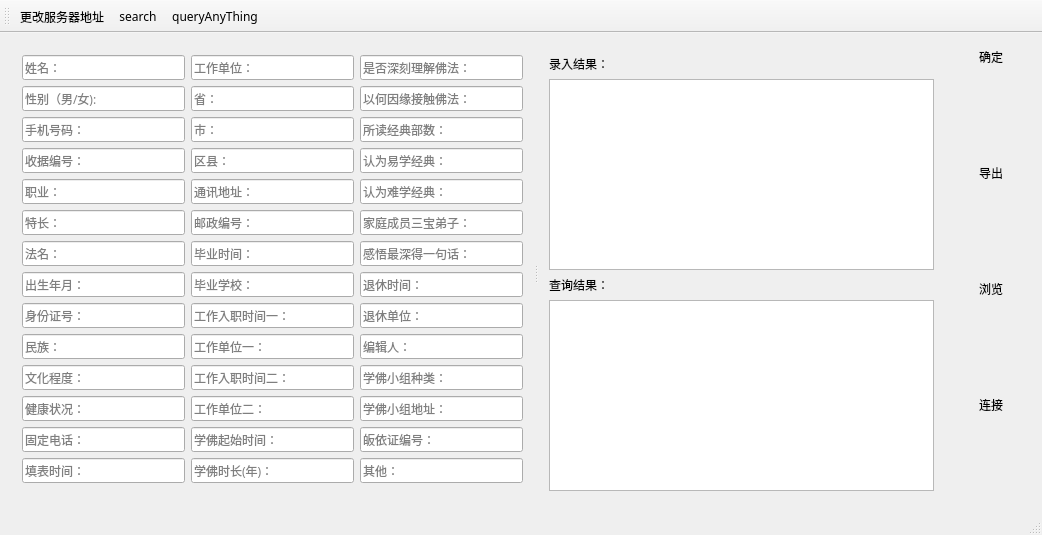
This is connect.ui in crouse/connect as Qt 5 draws it before an edit. The edited form follows.
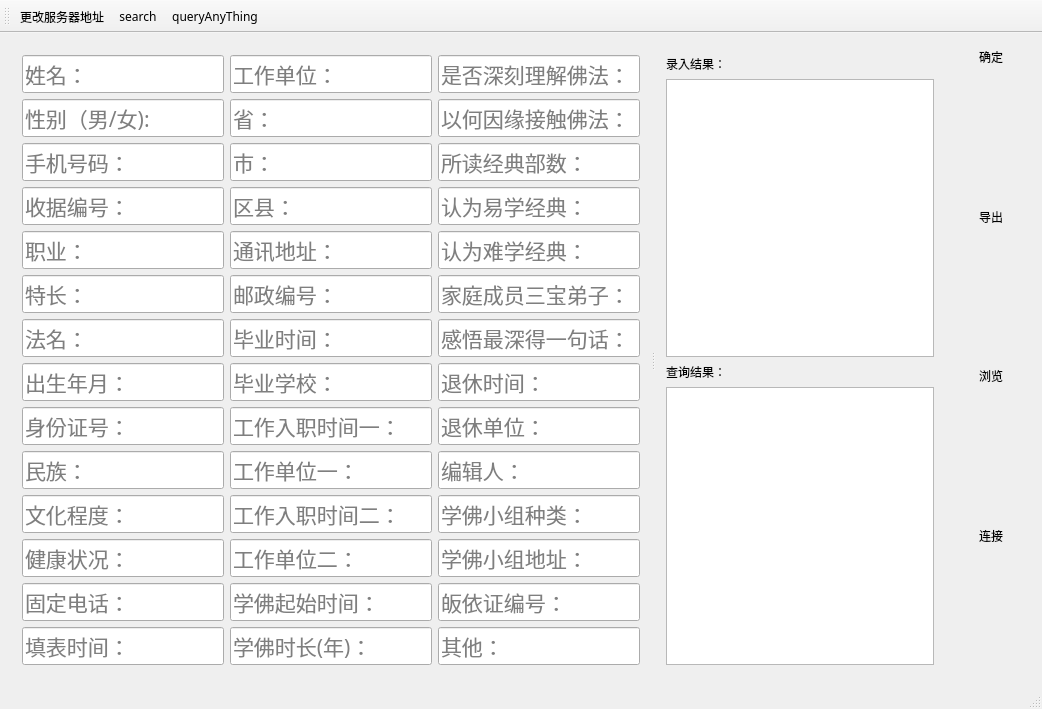
This is the edited form. Icons and pictures are not drawn.

Commit message: set font size 16

Diff of the .ui file:
```diff
--- a/connect.ui
+++ b/connect.ui
@@ -45,6 +45,17 @@
          <layout class="QVBoxLayout" name="verticalLayout">
           <item>
            <widget class="QLineEdit" name="lineEditName">
+            <property name="sizePolicy">
+             <sizepolicy hsizetype="Expanding" vsizetype="Expanding">
+              <horstretch>0</horstretch>
+              <verstretch>0</verstretch>
+             </sizepolicy>
+            </property>
+            <property name="font">
+             <font>
+              <pointsize>16</pointsize>
+             </font>
+            </property>
             <property name="focusPolicy">
              <enum>Qt::StrongFocus</enum>
             </property>
@@ -57,6 +68,9 @@
             <property name="whatsThis">
              <string/>
             </property>
+            <property name="autoFillBackground">
+             <bool>false</bool>
+            </property>
             <property name="styleSheet">
              <string notr="true"/>
             </property>
@@ -67,6 +81,17 @@
           </item>
           <item>
            <widget class="QLineEdit" name="lineEditGender">
+            <property name="sizePolicy">
+             <sizepolicy hsizetype="Expanding" vsizetype="Expanding">
+              <horstretch>0</horstretch>
+              <verstretch>0</verstretch>
+             </sizepolicy>
+            </property>
+            <property name="font">
+             <font>
+              <pointsize>16</pointsize>
+             </font>
+            </property>
             <property name="toolTip">
              <string>&lt;html&gt;&lt;head/&gt;&lt;body&gt;&lt;p&gt;性别&lt;/p&gt;&lt;/body&gt;&lt;/html&gt;</string>
             </property>
@@ -80,6 +105,17 @@
           </item>
           <item>
            <widget class="QLineEdit" name="lineEditPhoneNum">
+            <property name="sizePolicy">
+             <sizepolicy hsizetype="Expanding" vsizetype="Expanding">
+              <horstretch>0</horstretch>
+              <verstretch>0</verstretch>
+             </sizepolicy>
+            </property>
+            <property name="font">
+             <font>
+              <pointsize>16</pointsize>
+             </font>
+            </property>
             <property name="toolTip">
              <string>&lt;html&gt;&lt;head/&gt;&lt;body&gt;&lt;p&gt;手机号码&lt;/p&gt;&lt;/body&gt;&lt;/html&gt;</string>
             </property>
@@ -102,6 +138,17 @@
           </item>
           <item>
            <widget class="QLineEdit" name="lineEditReceipt">
+            <property name="sizePolicy">
+             <sizepolicy hsizetype="Expanding" vsizetype="Expanding">
+              <horstretch>0</horstretch>
+              <verstretch>0</verstretch>
+             </sizepolicy>
+            </property>
+            <property name="font">
+             <font>
+              <pointsize>16</pointsize>
+             </font>
+            </property>
             <property name="toolTip">
              <string>&lt;html&gt;&lt;head/&gt;&lt;body&gt;&lt;p&gt;收据编号，这个是唯一值，如果输入的收据编号在数据库中存在，当收据编号输入完后，则会自动补全数据库中的数据到所有输入框&lt;/p&gt;&lt;/body&gt;&lt;/html&gt;</string>
             </property>
@@ -115,6 +162,17 @@
           </item>
           <item>
            <widget class="QLineEdit" name="lineEditJob">
+            <property name="sizePolicy">
+             <sizepolicy hsizetype="Expanding" vsizetype="Expanding">
+              <horstretch>0</horstretch>
+              <verstretch>0</verstretch>
+             </sizepolicy>
+            </property>
+            <property name="font">
+             <font>
+              <pointsize>16</pointsize>
+             </font>
+            </property>
             <property name="toolTip">
              <string>&lt;html&gt;&lt;head/&gt;&lt;body&gt;&lt;p&gt;职业&lt;/p&gt;&lt;/body&gt;&lt;/html&gt;</string>
             </property>
@@ -128,6 +186,17 @@
           </item>
           <item>
            <widget class="QLineEdit" name="lineEditHobby">
+            <property name="sizePolicy">
+             <sizepolicy hsizetype="Expanding" vsizetype="Expanding">
+              <horstretch>0</horstretch>
+              <verstretch>0</verstretch>
+             </sizepolicy>
+            </property>
+            <property name="font">
+             <font>
+              <pointsize>16</pointsize>
+             </font>
+            </property>
             <property name="toolTip">
              <string>&lt;html&gt;&lt;head/&gt;&lt;body&gt;&lt;p&gt;特长&lt;/p&gt;&lt;/body&gt;&lt;/html&gt;</string>
             </property>
@@ -141,6 +210,17 @@
           </item>
           <item>
            <widget class="QLineEdit" name="lineEditFName">
+            <property name="sizePolicy">
+             <sizepolicy hsizetype="Expanding" vsizetype="Expanding">
+              <horstretch>0</horstretch>
+              <verstretch>0</verstretch>
+             </sizepolicy>
+            </property>
+            <property name="font">
+             <font>
+              <pointsize>16</pointsize>
+             </font>
+            </property>
             <property name="toolTip">
              <string>&lt;html&gt;&lt;head/&gt;&lt;body&gt;&lt;p&gt;法名&lt;/p&gt;&lt;/body&gt;&lt;/html&gt;</string>
             </property>
@@ -154,6 +234,17 @@
           </item>
           <item>
            <widget class="QLineEdit" name="lineEditBirthday">
+            <property name="sizePolicy">
+             <sizepolicy hsizetype="Expanding" vsizetype="Expanding">
+              <horstretch>0</horstretch>
+              <verstretch>0</verstretch>
+             </sizepolicy>
+            </property>
+            <property name="font">
+             <font>
+              <pointsize>16</pointsize>
+             </font>
+            </property>
             <property name="toolTip">
              <string>&lt;html&gt;&lt;head/&gt;&lt;body&gt;&lt;p&gt;出生年月，如1987.01.01&lt;/p&gt;&lt;/body&gt;&lt;/html&gt;</string>
             </property>
@@ -167,6 +258,17 @@
           </item>
           <item>
            <widget class="QLineEdit" name="lineEditID">
+            <property name="sizePolicy">
+             <sizepolicy hsizetype="Expanding" vsizetype="Expanding">
+              <horstretch>0</horstretch>
+              <verstretch>0</verstretch>
+             </sizepolicy>
+            </property>
+            <property name="font">
+             <font>
+              <pointsize>16</pointsize>
+             </font>
+            </property>
             <property name="toolTip">
              <string>&lt;html&gt;&lt;head/&gt;&lt;body&gt;&lt;p&gt;身份证号码&lt;/p&gt;&lt;/body&gt;&lt;/html&gt;</string>
             </property>
@@ -183,6 +285,17 @@
           </item>
           <item>
            <widget class="QLineEdit" name="lineEditRace">
+            <property name="sizePolicy">
+             <sizepolicy hsizetype="Expanding" vsizetype="Expanding">
+              <horstretch>0</horstretch>
+              <verstretch>0</verstretch>
+             </sizepolicy>
+            </property>
+            <property name="font">
+             <font>
+              <pointsize>16</pointsize>
+             </font>
+            </property>
             <property name="toolTip">
              <string>&lt;html&gt;&lt;head/&gt;&lt;body&gt;&lt;p&gt;民族&lt;/p&gt;&lt;/body&gt;&lt;/html&gt;</string>
             </property>
@@ -196,6 +309,17 @@
           </item>
           <item>
            <widget class="QLineEdit" name="lineEditDegree">
+            <property name="sizePolicy">
+             <sizepolicy hsizetype="Expanding" vsizetype="Expanding">
+              <horstretch>0</horstretch>
+              <verstretch>0</verstretch>
+             </sizepolicy>
+            </property>
+            <property name="font">
+             <font>
+              <pointsize>16</pointsize>
+             </font>
+            </property>
             <property name="toolTip">
              <string>&lt;html&gt;&lt;head/&gt;&lt;body&gt;&lt;p&gt;文化程度，如本科、专科、硕士、博士&lt;/p&gt;&lt;/body&gt;&lt;/html&gt;</string>
             </property>
@@ -209,6 +333,17 @@
           </item>
           <item>
            <widget class="QLineEdit" name="lineEditHealth">
+            <property name="sizePolicy">
+             <sizepolicy hsizetype="Expanding" vsizetype="Expanding">
+              <horstretch>0</horstretch>
+              <verstretch>0</verstretch>
+             </sizepolicy>
+            </property>
+            <property name="font">
+             <font>
+              <pointsize>16</pointsize>
+             </font>
+            </property>
             <property name="toolTip">
              <string>&lt;html&gt;&lt;head/&gt;&lt;body&gt;&lt;p&gt;健康情况，如良好、疾病、重病等&lt;/p&gt;&lt;/body&gt;&lt;/html&gt;</string>
             </property>
@@ -222,6 +357,17 @@
           </item>
           <item>
            <widget class="QLineEdit" name="lineEditTelephoneNum">
+            <property name="sizePolicy">
+             <sizepolicy hsizetype="Expanding" vsizetype="Expanding">
+              <horstretch>0</horstretch>
+              <verstretch>0</verstretch>
+             </sizepolicy>
+            </property>
+            <property name="font">
+             <font>
+              <pointsize>16</pointsize>
+             </font>
+            </property>
             <property name="toolTip">
              <string>&lt;html&gt;&lt;head/&gt;&lt;body&gt;&lt;p&gt;固定电话，包含区号&lt;/p&gt;&lt;/body&gt;&lt;/html&gt;</string>
             </property>
@@ -235,6 +381,17 @@
           </item>
           <item>
            <widget class="QLineEdit" name="lineEditTime">
+            <property name="sizePolicy">
+             <sizepolicy hsizetype="Expanding" vsizetype="Expanding">
+              <horstretch>0</horstretch>
+              <verstretch>0</verstretch>
+             </sizepolicy>
+            </property>
+            <property name="font">
+             <font>
+              <pointsize>16</pointsize>
+             </font>
+            </property>
             <property name="toolTip">
              <string>&lt;html&gt;&lt;head/&gt;&lt;body&gt;&lt;p&gt;填表时间，如：2014.12.01&lt;/p&gt;&lt;/body&gt;&lt;/html&gt;</string>
             </property>
@@ -252,6 +409,17 @@
          <layout class="QVBoxLayout" name="verticalLayout_2">
           <item>
            <widget class="QLineEdit" name="lineEditWorkPlace">
+            <property name="sizePolicy">
+             <sizepolicy hsizetype="Expanding" vsizetype="Expanding">
+              <horstretch>0</horstretch>
+              <verstretch>0</verstretch>
+             </sizepolicy>
+            </property>
+            <property name="font">
+             <font>
+              <pointsize>16</pointsize>
+             </font>
+            </property>
             <property name="toolTip">
              <string>&lt;html&gt;&lt;head/&gt;&lt;body&gt;&lt;p&gt;工作单位&lt;/p&gt;&lt;/body&gt;&lt;/html&gt;</string>
             </property>
@@ -265,6 +433,17 @@
           </item>
           <item>
            <widget class="QLineEdit" name="lineEditProvince">
+            <property name="sizePolicy">
+             <sizepolicy hsizetype="Expanding" vsizetype="Expanding">
+              <horstretch>0</horstretch>
+              <verstretch>0</verstretch>
+             </sizepolicy>
+            </property>
+            <property name="font">
+             <font>
+              <pointsize>16</pointsize>
+             </font>
+            </property>
             <property name="toolTip">
              <string>&lt;html&gt;&lt;head/&gt;&lt;body&gt;&lt;p&gt;省份&lt;/p&gt;&lt;/body&gt;&lt;/html&gt;</string>
             </property>
@@ -278,6 +457,17 @@
           </item>
           <item>
            <widget class="QLineEdit" name="lineEditCity">
+            <property name="sizePolicy">
+             <sizepolicy hsizetype="Expanding" vsizetype="Expanding">
+              <horstretch>0</horstretch>
+              <verstretch>0</verstretch>
+             </sizepolicy>
+            </property>
+            <property name="font">
+             <font>
+              <pointsize>16</pointsize>
+             </font>
+            </property>
             <property name="toolTip">
              <string>&lt;html&gt;&lt;head/&gt;&lt;body&gt;&lt;p&gt;市&lt;/p&gt;&lt;/body&gt;&lt;/html&gt;</string>
             </property>
@@ -291,6 +481,17 @@
           </item>
           <item>
            <widget class="QLineEdit" name="lineEditDistrict">
+            <property name="sizePolicy">
+             <sizepolicy hsizetype="Expanding" vsizetype="Expanding">
+              <horstretch>0</horstretch>
+              <verstretch>0</verstretch>
+             </sizepolicy>
+            </property>
+            <property name="font">
+             <font>
+              <pointsize>16</pointsize>
+             </font>
+            </property>
             <property name="toolTip">
              <string>&lt;html&gt;&lt;head/&gt;&lt;body&gt;&lt;p&gt;区县&lt;/p&gt;&lt;/body&gt;&lt;/html&gt;</string>
             </property>
@@ -304,6 +505,17 @@
           </item>
           <item>
            <widget class="QLineEdit" name="lineEditAddress">
+            <property name="sizePolicy">
+             <sizepolicy hsizetype="Expanding" vsizetype="Expanding">
+              <horstretch>0</horstretch>
+              <verstretch>0</verstretch>
+             </sizepolicy>
+            </property>
+            <property name="font">
+             <font>
+              <pointsize>16</pointsize>
+             </font>
+            </property>
             <property name="toolTip">
              <string>&lt;html&gt;&lt;head/&gt;&lt;body&gt;&lt;p&gt;乡镇街道的通讯地址&lt;/p&gt;&lt;/body&gt;&lt;/html&gt;</string>
             </property>
@@ -317,6 +529,17 @@
           </item>
           <item>
            <widget class="QLineEdit" name="lineEditPostcode">
+            <property name="sizePolicy">
+             <sizepolicy hsizetype="Expanding" vsizetype="Expanding">
+              <horstretch>0</horstretch>
+              <verstretch>0</verstretch>
+             </sizepolicy>
+            </property>
+            <property name="font">
+             <font>
+              <pointsize>16</pointsize>
+             </font>
+            </property>
             <property name="toolTip">
              <string>&lt;html&gt;&lt;head/&gt;&lt;body&gt;&lt;p&gt;邮政编号&lt;/p&gt;&lt;/body&gt;&lt;/html&gt;</string>
             </property>
@@ -330,6 +553,17 @@
           </item>
           <item>
            <widget class="QLineEdit" name="lineEditGraduateTime">
+            <property name="sizePolicy">
+             <sizepolicy hsizetype="Expanding" vsizetype="Expanding">
+              <horstretch>0</horstretch>
+              <verstretch>0</verstretch>
+             </sizepolicy>
+            </property>
+            <property name="font">
+             <font>
+              <pointsize>16</pointsize>
+             </font>
+            </property>
             <property name="toolTip">
              <string>&lt;html&gt;&lt;head/&gt;&lt;body&gt;&lt;p&gt;毕业时间，一般填写最后一次毕业的时间&lt;/p&gt;&lt;/body&gt;&lt;/html&gt;</string>
             </property>
@@ -343,6 +577,17 @@
           </item>
           <item>
            <widget class="QLineEdit" name="lineEditGraduateSchool">
+            <property name="sizePolicy">
+             <sizepolicy hsizetype="Expanding" vsizetype="Expanding">
+              <horstretch>0</horstretch>
+              <verstretch>0</verstretch>
+             </sizepolicy>
+            </property>
+            <property name="font">
+             <font>
+              <pointsize>16</pointsize>
+             </font>
+            </property>
             <property name="toolTip">
              <string>&lt;html&gt;&lt;head/&gt;&lt;body&gt;&lt;p&gt;毕业于哪所学校&lt;/p&gt;&lt;/body&gt;&lt;/html&gt;</string>
             </property>
@@ -356,6 +601,17 @@
           </item>
           <item>
            <widget class="QLineEdit" name="lineEditFirstJobDate">
+            <property name="sizePolicy">
+             <sizepolicy hsizetype="Expanding" vsizetype="Expanding">
+              <horstretch>0</horstretch>
+              <verstretch>0</verstretch>
+             </sizepolicy>
+            </property>
+            <property name="font">
+             <font>
+              <pointsize>16</pointsize>
+             </font>
+            </property>
             <property name="toolTip">
              <string>&lt;html&gt;&lt;head/&gt;&lt;body&gt;&lt;p&gt;第一次入职时间&lt;/p&gt;&lt;/body&gt;&lt;/html&gt;</string>
             </property>
@@ -369,6 +625,17 @@
           </item>
           <item>
            <widget class="QLineEdit" name="lineEditFirstJobWorkspace">
+            <property name="sizePolicy">
+             <sizepolicy hsizetype="Expanding" vsizetype="Expanding">
+              <horstretch>0</horstretch>
+              <verstretch>0</verstretch>
+             </sizepolicy>
+            </property>
+            <property name="font">
+             <font>
+              <pointsize>16</pointsize>
+             </font>
+            </property>
             <property name="toolTip">
              <string>&lt;html&gt;&lt;head/&gt;&lt;body&gt;&lt;p&gt;第一次入职单位&lt;/p&gt;&lt;/body&gt;&lt;/html&gt;</string>
             </property>
@@ -382,6 +649,17 @@
           </item>
           <item>
            <widget class="QLineEdit" name="lineEditSecondJobDate">
+            <property name="sizePolicy">
+             <sizepolicy hsizetype="Expanding" vsizetype="Expanding">
+              <horstretch>0</horstretch>
+              <verstretch>0</verstretch>
+             </sizepolicy>
+            </property>
+            <property name="font">
+             <font>
+              <pointsize>16</pointsize>
+             </font>
+            </property>
             <property name="toolTip">
              <string>&lt;html&gt;&lt;head/&gt;&lt;body&gt;&lt;p&gt;第二次入职时间&lt;/p&gt;&lt;/body&gt;&lt;/html&gt;</string>
             </property>
@@ -395,6 +673,17 @@
           </item>
           <item>
            <widget class="QLineEdit" name="lineEditSecondJobWorkspace">
+            <property name="sizePolicy">
+             <sizepolicy hsizetype="Expanding" vsizetype="Expanding">
+              <horstretch>0</horstretch>
+              <verstretch>0</verstretch>
+             </sizepolicy>
+            </property>
+            <property name="font">
+             <font>
+              <pointsize>16</pointsize>
+             </font>
+            </property>
             <property name="toolTip">
              <string>&lt;html&gt;&lt;head/&gt;&lt;body&gt;&lt;p&gt;第二次入职单位&lt;/p&gt;&lt;/body&gt;&lt;/html&gt;</string>
             </property>
@@ -408,6 +697,17 @@
           </item>
           <item>
            <widget class="QLineEdit" name="lineEditLearnBuddhismDate">
+            <property name="sizePolicy">
+             <sizepolicy hsizetype="Expanding" vsizetype="Expanding">
+              <horstretch>0</horstretch>
+              <verstretch>0</verstretch>
+             </sizepolicy>
+            </property>
+            <property name="font">
+             <font>
+              <pointsize>16</pointsize>
+             </font>
+            </property>
             <property name="toolTip">
              <string>&lt;html&gt;&lt;head/&gt;&lt;body&gt;&lt;p&gt;学佛起始时间，如2000.10.01，或者2000.10 或者2000&lt;/p&gt;&lt;/body&gt;&lt;/html&gt;</string>
             </property>
@@ -424,6 +724,17 @@
           </item>
           <item>
            <widget class="QLineEdit" name="lineEditYearsOfLearningBuddhism">
+            <property name="sizePolicy">
+             <sizepolicy hsizetype="Expanding" vsizetype="Expanding">
+              <horstretch>0</horstretch>
+              <verstretch>0</verstretch>
+             </sizepolicy>
+            </property>
+            <property name="font">
+             <font>
+              <pointsize>16</pointsize>
+             </font>
+            </property>
             <property name="toolTip">
              <string>&lt;html&gt;&lt;head/&gt;&lt;body&gt;&lt;p&gt;学佛时长（年）请输入阿拉伯数字如：3&lt;/p&gt;&lt;/body&gt;&lt;/html&gt;</string>
             </property>
@@ -441,6 +752,17 @@
          <layout class="QVBoxLayout" name="verticalLayout_3">
           <item>
            <widget class="QLineEdit" name="lineEditBuddhismLevel">
+            <property name="sizePolicy">
+             <sizepolicy hsizetype="Expanding" vsizetype="Expanding">
+              <horstretch>0</horstretch>
+              <verstretch>0</verstretch>
+             </sizepolicy>
+            </property>
+            <property name="font">
+             <font>
+              <pointsize>16</pointsize>
+             </font>
+            </property>
             <property name="toolTip">
              <string>&lt;html&gt;&lt;head/&gt;&lt;body&gt;&lt;p&gt;是否深刻理解佛法&lt;/p&gt;&lt;/body&gt;&lt;/html&gt;</string>
             </property>
@@ -454,6 +776,17 @@
           </item>
           <item>
            <widget class="QLineEdit" name="lineEditReasonToLearnDharma">
+            <property name="sizePolicy">
+             <sizepolicy hsizetype="Expanding" vsizetype="Expanding">
+              <horstretch>0</horstretch>
+              <verstretch>0</verstretch>
+             </sizepolicy>
+            </property>
+            <property name="font">
+             <font>
+              <pointsize>16</pointsize>
+             </font>
+            </property>
             <property name="toolTip">
              <string>&lt;html&gt;&lt;head/&gt;&lt;body&gt;&lt;p&gt;接触佛法的因缘&lt;/p&gt;&lt;/body&gt;&lt;/html&gt;</string>
             </property>
@@ -467,6 +800,17 @@
           </item>
           <item>
            <widget class="QLineEdit" name="lineEditReadNumsOfBuddhismBook">
+            <property name="sizePolicy">
+             <sizepolicy hsizetype="Expanding" vsizetype="Expanding">
+              <horstretch>0</horstretch>
+              <verstretch>0</verstretch>
+             </sizepolicy>
+            </property>
+            <property name="font">
+             <font>
+              <pointsize>16</pointsize>
+             </font>
+            </property>
             <property name="toolTip">
              <string>&lt;html&gt;&lt;head/&gt;&lt;body&gt;&lt;p&gt;所读经典部数，如金刚经、地藏菩萨本愿经等经典&lt;/p&gt;&lt;/body&gt;&lt;/html&gt;</string>
             </property>
@@ -480,6 +824,17 @@
           </item>
           <item>
            <widget class="QLineEdit" name="lineEditEasyToLearnBuddhismBook">
+            <property name="sizePolicy">
+             <sizepolicy hsizetype="Expanding" vsizetype="Expanding">
+              <horstretch>0</horstretch>
+              <verstretch>0</verstretch>
+             </sizepolicy>
+            </property>
+            <property name="font">
+             <font>
+              <pointsize>16</pointsize>
+             </font>
+            </property>
             <property name="toolTip">
              <string>&lt;html&gt;&lt;head/&gt;&lt;body&gt;&lt;p&gt;认为容易学的经典&lt;/p&gt;&lt;/body&gt;&lt;/html&gt;</string>
             </property>
@@ -493,6 +848,17 @@
           </item>
           <item>
            <widget class="QLineEdit" name="lineEditHardToLearnBuddhismBook">
+            <property name="sizePolicy">
+             <sizepolicy hsizetype="Expanding" vsizetype="Expanding">
+              <horstretch>0</horstretch>
+              <verstretch>0</verstretch>
+             </sizepolicy>
+            </property>
+            <property name="font">
+             <font>
+              <pointsize>16</pointsize>
+             </font>
+            </property>
             <property name="toolTip">
              <string>&lt;html&gt;&lt;head/&gt;&lt;body&gt;&lt;p&gt;认为难学的经典&lt;/p&gt;&lt;/body&gt;&lt;/html&gt;</string>
             </property>
@@ -509,6 +875,17 @@
           </item>
           <item>
            <widget class="QLineEdit" name="lineEditBuddhistDisciplesOfFamily">
+            <property name="sizePolicy">
+             <sizepolicy hsizetype="Expanding" vsizetype="Expanding">
+              <horstretch>0</horstretch>
+              <verstretch>0</verstretch>
+             </sizepolicy>
+            </property>
+            <property name="font">
+             <font>
+              <pointsize>16</pointsize>
+             </font>
+            </property>
             <property name="toolTip">
              <string>&lt;html&gt;&lt;head/&gt;&lt;body&gt;&lt;p&gt;家庭成员三宝弟子，也就是说家里人谁信佛&lt;/p&gt;&lt;/body&gt;&lt;/html&gt;</string>
             </property>
@@ -522,6 +899,17 @@
           </item>
           <item>
            <widget class="QLineEdit" name="lineEditMaximOfBuddhism">
+            <property name="sizePolicy">
+             <sizepolicy hsizetype="Expanding" vsizetype="Expanding">
+              <horstretch>0</horstretch>
+              <verstretch>0</verstretch>
+             </sizepolicy>
+            </property>
+            <property name="font">
+             <font>
+              <pointsize>16</pointsize>
+             </font>
+            </property>
             <property name="toolTip">
              <string>&lt;html&gt;&lt;head/&gt;&lt;body&gt;&lt;p&gt;感悟最深的一句话&lt;/p&gt;&lt;/body&gt;&lt;/html&gt;</string>
             </property>
@@ -535,6 +923,17 @@
           </item>
           <item>
            <widget class="QLineEdit" name="lineEditRetirementDate">
+            <property name="sizePolicy">
+             <sizepolicy hsizetype="Expanding" vsizetype="Expanding">
+              <horstretch>0</horstretch>
+              <verstretch>0</verstretch>
+             </sizepolicy>
+            </property>
+            <property name="font">
+             <font>
+              <pointsize>16</pointsize>
+             </font>
+            </property>
             <property name="toolTip">
              <string>&lt;html&gt;&lt;head/&gt;&lt;body&gt;&lt;p&gt;退休时间，如2000或者2010.10 或者2014.01.01&lt;/p&gt;&lt;/body&gt;&lt;/html&gt;</string>
             </property>
@@ -548,6 +947,17 @@
           </item>
           <item>
            <widget class="QLineEdit" name="lineEditRetirementWorkspace">
+            <property name="sizePolicy">
+             <sizepolicy hsizetype="Expanding" vsizetype="Expanding">
+              <horstretch>0</horstretch>
+              <verstretch>0</verstretch>
+             </sizepolicy>
+            </property>
+            <property name="font">
+             <font>
+              <pointsize>16</pointsize>
+             </font>
+            </property>
             <property name="toolTip">
              <string>&lt;html&gt;&lt;head/&gt;&lt;body&gt;&lt;p&gt;退休单位&lt;/p&gt;&lt;/body&gt;&lt;/html&gt;</string>
             </property>
@@ -561,6 +971,17 @@
           </item>
           <item>
            <widget class="QLineEdit" name="lineEditor">
+            <property name="sizePolicy">
+             <sizepolicy hsizetype="Expanding" vsizetype="Expanding">
+              <horstretch>0</horstretch>
+              <verstretch>0</verstretch>
+             </sizepolicy>
+            </property>
+            <property name="font">
+             <font>
+              <pointsize>16</pointsize>
+             </font>
+            </property>
             <property name="toolTip">
              <string>&lt;html&gt;&lt;head/&gt;&lt;body&gt;&lt;p&gt;编辑人，也就是输入记录的人的姓名，嘿嘿。&lt;/p&gt;&lt;/body&gt;&lt;/html&gt;</string>
             </property>
@@ -574,6 +995,17 @@
           </item>
           <item>
            <widget class="QLineEdit" name="lineEditLearnKind">
+            <property name="sizePolicy">
+             <sizepolicy hsizetype="Expanding" vsizetype="Expanding">
+              <horstretch>0</horstretch>
+              <verstretch>0</verstretch>
+             </sizepolicy>
+            </property>
+            <property name="font">
+             <font>
+              <pointsize>16</pointsize>
+             </font>
+            </property>
             <property name="toolTip">
              <string>&lt;html&gt;&lt;head/&gt;&lt;body&gt;&lt;p&gt;学佛小组种类&lt;/p&gt;&lt;/body&gt;&lt;/html&gt;</string>
             </property>
@@ -587,6 +1019,17 @@
           </item>
           <item>
            <widget class="QLineEdit" name="lineEditLearnAddress">
+            <property name="sizePolicy">
+             <sizepolicy hsizetype="Expanding" vsizetype="Expanding">
+              <horstretch>0</horstretch>
+              <verstretch>0</verstretch>
+             </sizepolicy>
+            </property>
+            <property name="font">
+             <font>
+              <pointsize>16</pointsize>
+             </font>
+            </property>
             <property name="toolTip">
              <string>&lt;html&gt;&lt;head/&gt;&lt;body&gt;&lt;p&gt;学佛小组地址&lt;/p&gt;&lt;/body&gt;&lt;/html&gt;</string>
             </property>
@@ -600,6 +1043,17 @@
           </item>
           <item>
            <widget class="QLineEdit" name="lineEditCode">
+            <property name="sizePolicy">
+             <sizepolicy hsizetype="Expanding" vsizetype="Expanding">
+              <horstretch>0</horstretch>
+              <verstretch>0</verstretch>
+             </sizepolicy>
+            </property>
+            <property name="font">
+             <font>
+              <pointsize>16</pointsize>
+             </font>
+            </property>
             <property name="toolTip">
              <string>皈依证编号</string>
             </property>
@@ -613,6 +1067,17 @@
           </item>
           <item>
            <widget class="QLineEdit" name="lineEditOthers">
+            <property name="sizePolicy">
+             <sizepolicy hsizetype="Expanding" vsizetype="Expanding">
+              <horstretch>0</horstretch>
+              <verstretch>0</verstretch>
+             </sizepolicy>
+            </property>
+            <property name="font">
+             <font>
+              <pointsize>16</pointsize>
+             </font>
+            </property>
             <property name="toolTip">
              <string>其他</string>
             </property>
@@ -628,7 +1093,7 @@
         </item>
        </layout>
       </widget>
-      <widget class="QWidget" name="">
+      <widget class="QWidget" name="layoutWidget">
        <layout class="QVBoxLayout" name="verticalLayout_4">
         <item>
          <widget class="QLabel" name="label">
@@ -816,6 +1281,12 @@
       </item>
       <item>
        <widget class="QPushButton" name="pushButtonDatabase">
+        <property name="sizePolicy">
+         <sizepolicy hsizetype="Minimum" vsizetype="Fixed">
+          <horstretch>0</horstretch>
+          <verstretch>0</verstretch>
+         </sizepolicy>
+        </property>
         <property name="font">
          <font>
           <family>STKaiti</family>
```
Left out of the diff: 3 changed lines with no effect on the pictures.
